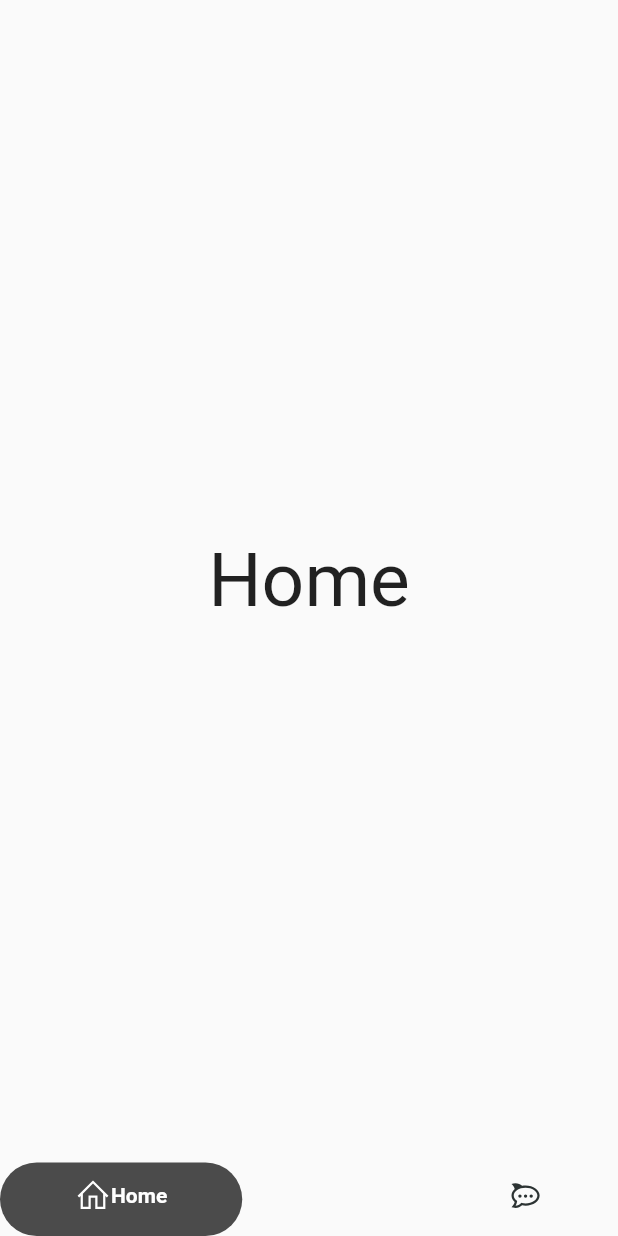
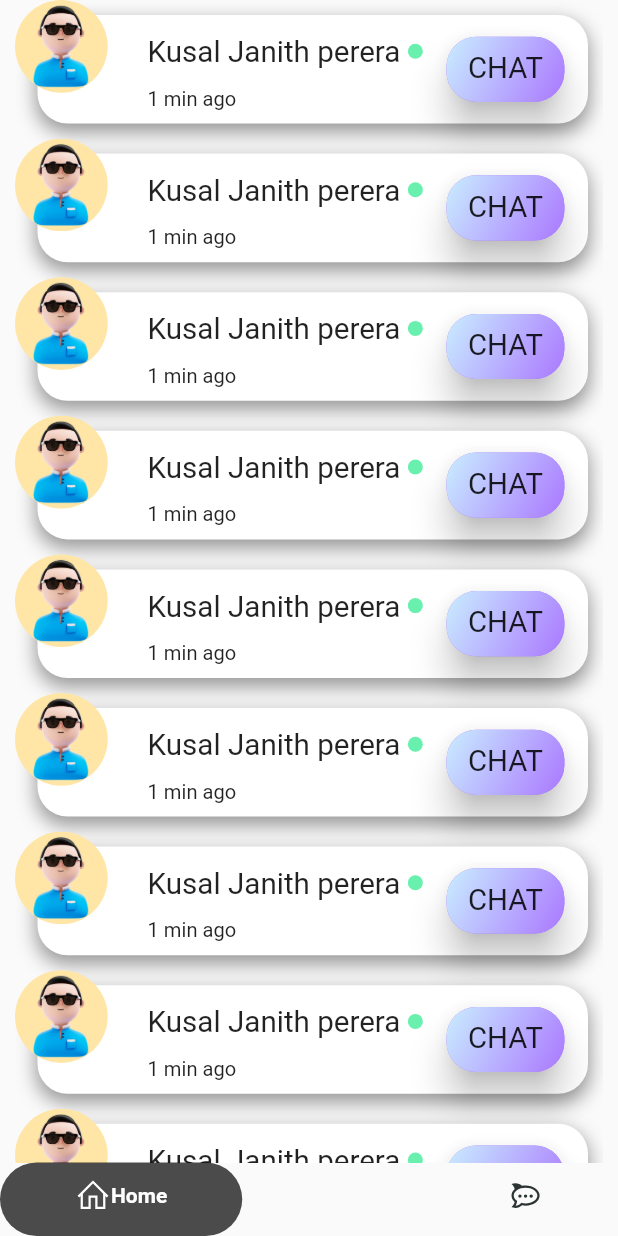
Before and after one commit to kodisinghe2021/chatea_flutter, a Flutter app: the screen it shows after launch, on a phone screen of 412 x 824 dp. Run offline on Flutter 3.47's test engine with Material 2 defaults, Android fonts, the phone set to English and light mode, and no system bars; drawn by our look-alikes of google_nav_bar; our stand-ins replace animate_do, awesome_dialog, flutter_spinkit, flutter_svg, google_fonts, line_icons and 1 more; Roboto replaces fonts that are missing (Abel).

Commit message:
folder_structure_v_1

```diff
--- a/lib/main.dart
+++ b/lib/main.dart
@@ -1,4 +1,4 @@
-import 'package:chatea_app/screens/main/main_screen.dart';
+import 'package:chatea_app/screens/main_screen/main_tab_controller.dart';
 import 'package:flutter/material.dart';
 
 void main() {
@@ -13,7 +13,7 @@
   Widget build(BuildContext context) {
     return const MaterialApp(
       debugShowCheckedModeBanner: false,
-      home: MainScreen()
+      home: MainTabController(),
     );
   }
 }
--- a/lib/screens/main/home/home.dart
+++ /dev/null
@@ -1,23 +0,0 @@
-import 'package:flutter/material.dart';
-import 'package:google_fonts/google_fonts.dart';
-
-class Home extends StatefulWidget {
-  const Home({super.key});
-
-  @override
-  State<Home> createState() => _HomeState();
-}
-
-class _HomeState extends State<Home> {
-  @override
-  Widget build(BuildContext context) {
-    return Scaffold(
-      body: Center(
-        child: Text(
-          'Home',
-          style: GoogleFonts.abel(fontSize: 50),
-        ),
-      ),
-    );
-  }
-}
--- a/lib/screens/widgets/chat_page_header.dart
+++ b/lib/screens/main_screen/conversation/widgets/conversation_header.dart
@@ -1,8 +1,8 @@
 import 'package:chatea_app/common/components/custom_text.dart';
 import 'package:flutter/material.dart';
 
-class ChatPageHeader extends StatelessWidget {
-  const ChatPageHeader({
+class ConversationPageHeader extends StatelessWidget {
+  const ConversationPageHeader({
     super.key,
   });
 
--- /dev/null
+++ b/lib/screens/main_screen/frined_list/screen/friend_list_screen.dart
@@ -0,0 +1,24 @@
+import 'package:chatea_app/screens/main_screen/frined_list/widgets/friend_list_card.dart';
+import 'package:flutter/material.dart';
+
+class FriendListScreen extends StatefulWidget {
+  const FriendListScreen({super.key});
+
+  @override
+  State<FriendListScreen> createState() => _FriendListScreenState();
+}
+
+class _FriendListScreenState extends State<FriendListScreen> {
+  @override
+  Widget build(BuildContext context) {
+    return Container(
+      padding: const EdgeInsets.symmetric(horizontal: 10),
+      child: ListView.separated(
+        physics: const BouncingScrollPhysics(),
+        itemBuilder: (context, index) => const FriendListCard(),
+        separatorBuilder: (context, index) => const SizedBox(height: 10),
+        itemCount: 10,
+      ),
+    );
+  }
+}
--- /dev/null
+++ b/lib/screens/main_screen/frined_list/widgets/friend_list_card.dart
@@ -0,0 +1,149 @@
+import 'package:chatea_app/common/components/custom_text.dart';
+import 'package:chatea_app/constant.dart';
+import 'package:flutter/material.dart';
+
+
+class FriendListCard extends StatelessWidget {
+  const FriendListCard({
+    super.key,
+  });
+
+  @override
+  Widget build(BuildContext context) {
+    return SizedBox(
+      height: screenSize(context).height * .1,
+      child: Stack(
+        children: [
+          //* back ground container
+          Expanded(
+            child: Container(
+              margin: const EdgeInsets.only(top: 10, left: 15, right: 10),
+              decoration: BoxDecoration(
+                color: Colors.white,
+                borderRadius: BorderRadius.circular(20),
+                boxShadow: [
+                  BoxShadow(
+                    offset: const Offset(0, 5),
+                    spreadRadius: 1,
+                    blurRadius: 10,
+                    color:
+                        const Color.fromARGB(255, 55, 54, 54).withOpacity(.5),
+                  )
+                ],
+              ),
+              child: Row(
+                children: [
+                  const Spacer(flex: 2),
+                  //* Name head and message view
+                  Expanded(
+                    flex: 5,
+                    child: Column(
+                      crossAxisAlignment: CrossAxisAlignment.start,
+                      children: [
+                        const Spacer(
+                          flex: 1,
+                        ),
+                        Expanded(
+                          flex: 4,
+                          child: Stack(
+                            children: [
+                              Row(
+                                children: [
+                                  Expanded(
+                                    child: FittedBox(
+                                      child: textTitle('Kusal Janith perera'),
+                                    ),
+                                  ),
+                                  const SizedBox(width: 5),
+                                  Container(
+                                    width: 10,
+                                    decoration: const BoxDecoration(
+                                      color: Colors.greenAccent,
+                                      shape: BoxShape.circle,
+                                    ),
+                                  ),
+                                ],
+                              ),
+                            ],
+                          ),
+                        ),
+                        const Spacer(flex: 1),
+                        Expanded(
+                          flex: 2,
+                          child: FittedBox(
+                            child: textSubTitle('1 min ago'),
+                          ),
+                        ),
+                        const Spacer(
+                          flex: 1,
+                        ),
+                      ],
+                    ),
+                  ),
+
+                  //* time view
+                  Expanded(
+                    flex: 3,
+                    child: Column(
+                      mainAxisAlignment: MainAxisAlignment.center,
+                      children: [
+                        const Spacer(flex: 1),
+                        Expanded(
+                          flex: 3,
+                          child: Row(
+                            children: [
+                              const Spacer(flex: 1),
+                              Expanded(
+                                flex: 5,
+                                child: PhysicalModel(
+                                  borderRadius: BorderRadius.circular(20),
+                                  elevation: 10,
+                                  color: const Color(0xFFAA77FF),
+                                  child: Container(
+                                    padding: const EdgeInsets.all(10),
+                                    decoration: BoxDecoration(
+                                      gradient: const LinearGradient(
+                                        colors: [
+                                          Color(0xFFC9EEFF),
+                                          Color(0xFFAA77FF),
+                                        ],
+                                        begin: Alignment.topLeft,
+                                        end: Alignment.bottomRight,
+                                      ),
+                                      color: Colors.amber,
+                                      borderRadius: BorderRadius.circular(20),
+                                    ),
+                                    child: FittedBox(
+                                      child: textSubTitle('CHAT'),
+                                    ),
+                                  ),
+                                ),
+                              ),
+                              const Spacer(flex: 1),
+                            ],
+                          ),
+                        ),
+                        const Spacer(flex: 1),
+                      ],
+                    ),
+                  ),
+                  // const Spacer(flex: 1),
+                ],
+              ),
+            ),
+          ),
+          //* avatar
+          Expanded(
+            child: ClipRRect(
+              borderRadius: BorderRadius.circular(50),
+              child: Image.asset(
+                'assets/images/male.jpg',
+                width: screenSize(context).width * .15,
+              ),
+            ),
+          ),
+        ],
+      ),
+    );
+  }
+}
--- a/lib/screens/main/main_screen.dart
+++ b/lib/screens/main_screen/main_tab_controller.dart
@@ -1,25 +1,25 @@
 import 'package:chatea_app/constant.dart';
-import 'package:chatea_app/screens/main/chat/chat.dart';
-import 'package:chatea_app/screens/main/home/home.dart';
+import 'package:chatea_app/screens/main_screen/conversation/screens/conversation_screen.dart';
+import 'package:chatea_app/screens/main_screen/frined_list/screen/friend_list_screen.dart';
 import 'package:flutter/material.dart';
 import 'package:google_nav_bar/google_nav_bar.dart';
 import 'package:line_icons/line_icons.dart';
 
-class MainScreen extends StatefulWidget {
-  const MainScreen({super.key});
+class MainTabController extends StatefulWidget {
+  const MainTabController({super.key});
 
   @override
-  State<MainScreen> createState() => _MainScreenState();
+  State<MainTabController> createState() => _MainTabControllerState();
 }
 
-class _MainScreenState extends State<MainScreen> {
+class _MainTabControllerState extends State<MainTabController> {
   // current screen index
   int _currentIndex = 0;
 
   //screens list
   final List<Widget> _screens = [
-    const Home(),
-    const Chat(),
+    const FriendListScreen(),
+    const ConversationScreen(),
   ];
 
   @override
--- a/lib/screens/splash/splash.dart
+++ b/lib/screens/splash_screen/splash_screen.dart
@@ -1,6 +1,6 @@
 import 'package:chatea_app/constant.dart';
 import 'package:chatea_app/common/components/custom_text.dart';
-import 'package:chatea_app/screens/main/main_screen.dart';
+import 'package:chatea_app/screens/main_screen/main_tab_controller.dart';
 import 'package:chatea_app/utils/util_functions.dart';
 import 'package:flutter/material.dart';
 import 'package:animate_do/animate_do.dart';
@@ -18,7 +18,7 @@
     Future.delayed(const Duration(seconds: 3), () {
       UtilFunctions.navigateTo(
         context,
-        const MainScreen(),
+        const MainTabController(),
       );
     });
     super.initState();
```
Also changed, not shown: lib/screens/first_flow_screen/chat/screens/chat_screen.dart (added, +22 -0 lines), lib/screens/first_flow_screen/chat/widgets/chat_header.dart (added, +110 -0 lines), lib/screens/main_screen/conversation/screens/conversation_screen.dart (renamed from lib/screens/main/chat/chat.dart, +8 -8 lines), lib/screens/main_screen/conversation/widgets/conversation_card.dart (added, +106 -0 lines), lib/screens/widgets/conversation_card.dart (deleted, +0 -98 lines).
